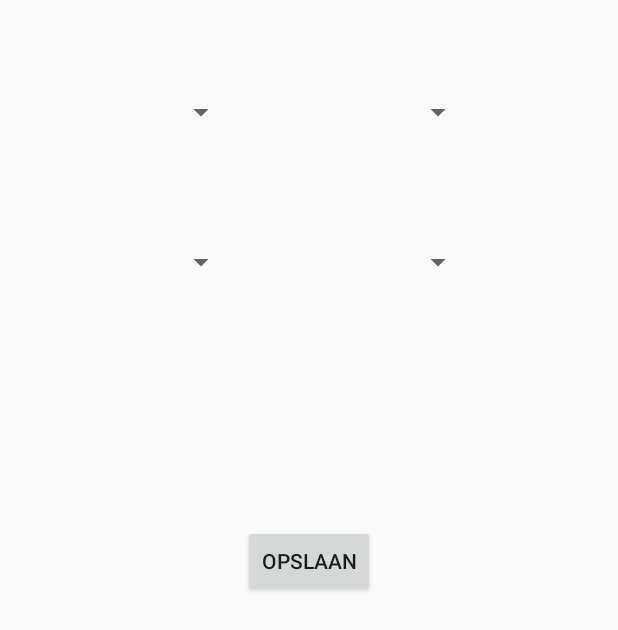
After one commit to Defenestratie/BeerFinder, an Android app: the layout settings_activity.xml on its own in the app's theme, with its tools: preview values and no code run, on a phone screen of 412 x 824 dp. The commit adds this screen. Shown: the top 630 px of the screen. Run offline under Robolectric (Android 15) with nearby library versions, the phone set to English and light mode, and no system bars.

Commit message:
layout files + stukje kaart

```diff
--- a/BeerFinder/app/build.gradle
+++ b/BeerFinder/app/build.gradle
@@ -22,4 +22,5 @@ android {
 dependencies {
     compile fileTree(dir: 'libs', include: ['*.jar'])
     compile 'com.android.support:appcompat-v7:22.1.1'
+    compile 'com.google.android.gms:play-services:7.3.0'
 }
--- a/BeerFinder/app/src/main/AndroidManifest.xml
+++ b/BeerFinder/app/src/main/AndroidManifest.xml
@@ -7,6 +7,11 @@
         android:icon="@mipmap/ic_launcher"
         android:label="@string/app_name"
         android:theme="@style/AppTheme" >
+
+        <meta-data
+            android:name="com.google.android.gms.version"
+            android:value="@integer/google_play_services_version" />
+
         <activity
             android:name=".MainActivity"
             android:label="@string/app_name" >
--- a/BeerFinder/app/src/main/java/com/beerfinder/beerfinder/MainActivity.java
+++ b/BeerFinder/app/src/main/java/com/beerfinder/beerfinder/MainActivity.java
@@ -2,11 +2,13 @@ package com.beerfinder.beerfinder;
 
 import android.support.v7.app.ActionBarActivity;
 import android.os.Bundle;
+import android.app.Activity;
 import android.view.Menu;
 import android.view.MenuItem;
 
 
 public class MainActivity extends ActionBarActivity {
+
 
     @Override
     protected void onCreate(Bundle savedInstanceState) {
@@ -35,4 +37,6 @@ public class MainActivity extends ActionBarActivity {
 
         return super.onOptionsItemSelected(item);
     }
+
+
 }
--- a/BeerFinder/app/src/main/res/layout/activity_main.xml
+++ b/BeerFinder/app/src/main/res/layout/activity_main.xml
@@ -18,7 +18,8 @@
             android:layout_alignParentLeft="true"
             android:layout_alignParentStart="true"
             android:layout_gravity="center"
-            android:textSize="110dp" />
+            android:textSize="110dp"
+            android:onClick="showMap" />
     </FrameLayout>
 
 </RelativeLayout>
--- /dev/null
+++ b/BeerFinder/app/src/main/res/layout/settings_activity.xml
@@ -0,0 +1,59 @@
+<?xml version="1.0" encoding="utf-8"?>
+<LinearLayout xmlns:android="http://schemas.android.com/apk/res/android"
+    android:orientation="vertical" android:layout_width="match_parent"
+    android:layout_height="match_parent">
+
+    <RelativeLayout
+        android:layout_width="match_parent"
+        android:layout_height="350dp">
+
+        <Spinner
+            android:layout_width="100dp"
+            android:layout_height="50dp"
+            android:id="@+id/spinner"
+            android:layout_marginTop="50dp"
+            android:layout_alignParentTop="true"
+            android:layout_alignParentLeft="true"
+            android:layout_alignParentStart="true"
+            android:layout_marginLeft="58dp"
+            android:layout_marginStart="58dp"
+            android:spinnerMode="dropdown" />
+
+        <Spinner
+            android:layout_width="100dp"
+            android:layout_height="50dp"
+            android:id="@+id/spinner2"
+            android:layout_alignTop="@+id/spinner"
+            android:layout_toRightOf="@+id/spinner"
+            android:layout_toEndOf="@+id/spinner"
+            android:layout_marginLeft="58dp"
+            android:layout_marginStart="58dp"
+            android:spinnerMode="dropdown" />
+
+        <Spinner
+            android:layout_width="100dp"
+            android:layout_height="50dp"
+            android:id="@+id/spinner3"
+            android:layout_centerVertical="true"
+            android:layout_alignLeft="@+id/spinner"
+            android:layout_alignStart="@+id/spinner"
+            android:spinnerMode="dropdown" />
+
+        <Spinner
+            android:layout_width="100dp"
+            android:layout_height="50dp"
+            android:id="@+id/spinner4"
+            android:layout_alignBottom="@+id/spinner3"
+            android:layout_alignLeft="@+id/spinner2"
+            android:layout_alignStart="@+id/spinner2"
+            android:spinnerMode="dropdown" />
+    </RelativeLayout>
+
+    <Button
+        android:layout_width="wrap_content"
+        android:layout_height="wrap_content"
+        android:text="Opslaan"
+        android:id="@+id/saveSettingsBtn"
+        android:layout_gravity="center_horizontal" />
+
+</LinearLayout>
```
Also changed, not shown: BeerFinder/app/src/main/java/com/beerfinder/beerfinder/MapPane.java (added, +37 -0 lines), BeerFinder/app/src/main/res/layout/advanced_activity.xml (added, +53 -0 lines), BeerFinder/app/src/main/res/layout/location_information.xml (added, +51 -0 lines), BeerFinder/app/src/main/res/layout/map_activity.xml (added, +44 -0 lines), BeerFinder/app/src/main/res/layout/start_screen.xml (added, +32 -0 lines), BeerFinder/app/src/main/res/drawable/knop_versie_1.png (added), 1 other file.
